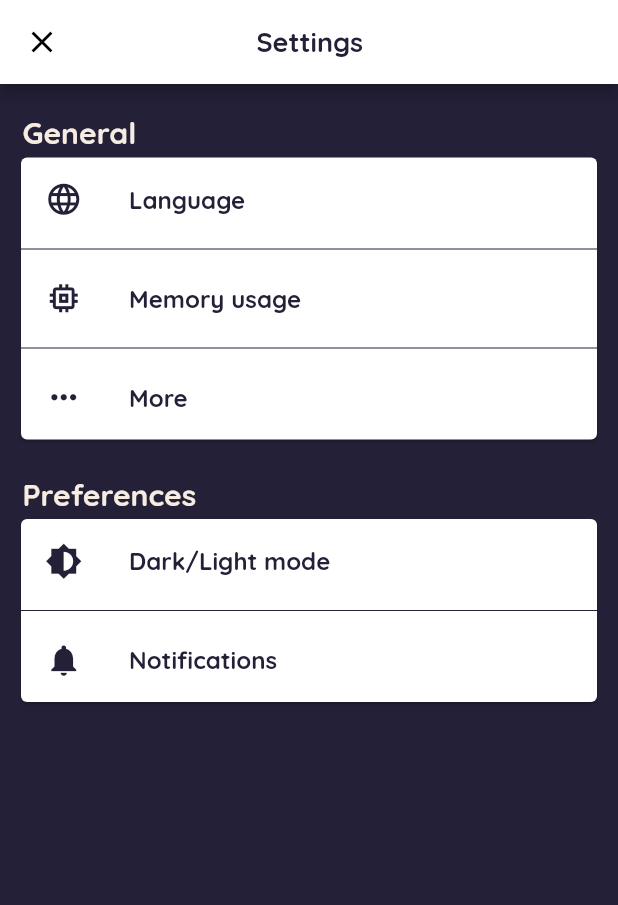
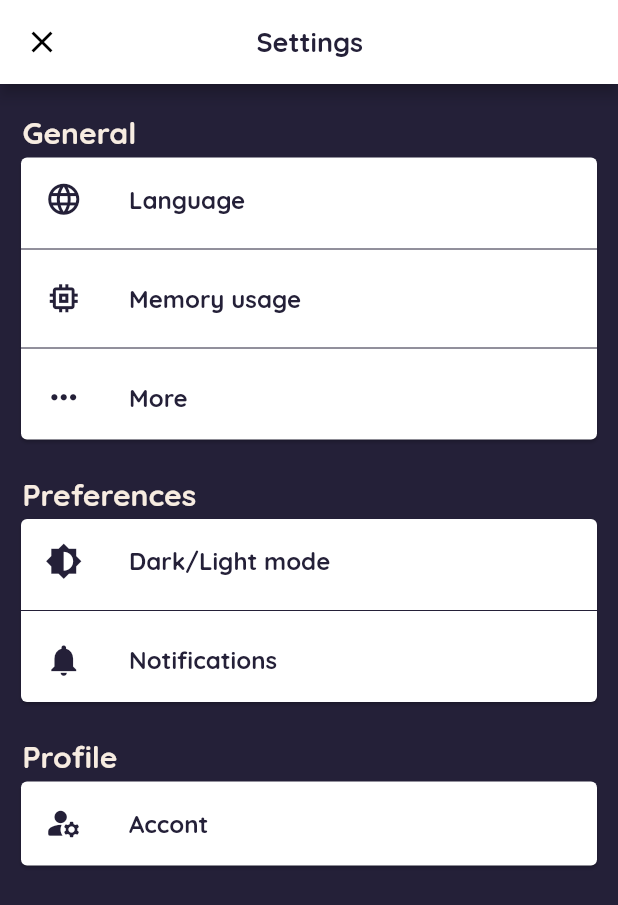
Before and after one commit to Stefanyvitoria/PISI3, a Flutter app: the SettingsPage screen opened directly, on a phone screen of 412 x 824 dp. Shown: the top 905 px of the screen. Run offline on Flutter 3.47's test engine with Material 2 defaults, Android fonts, the phone set to English and light mode, and no system bars; our stand-ins replace cloud_firestore, curved_navigation_bar, firebase_core, google_fonts, page_transition; accounts and stored records are empty.

```diff
--- a/lib/controllers/userController.dart
+++ b/lib/controllers/userController.dart
@@ -24,7 +24,6 @@ class UserController {
   Future<User> getUser(String email) async {
     var data = await firestoreModel.get(
         collectionName: 'Users', field: 'email', resultfield: email);
-
     return data == null ? null : User.fromJson(data);
   }
 }
--- a/lib/views/catalog_view.dart
+++ b/lib/views/catalog_view.dart
@@ -1,3 +1,4 @@
+import 'package:animecom/models/user_model.dart';
 import 'package:animecom/views/pre-sets.dart';
 import 'package:animecom/views/favorites_view.dart';
 import 'package:animecom/views/settings_view.dart';
@@ -51,7 +52,9 @@ class _CatalogState extends State<Catalog> {
 
   @override
   Widget build(BuildContext context) {
+    User user = ModalRoute.of(context).settings.arguments;
     double width = MediaQuery.of(context).size.width;
+
     return Scaffold(
         appBar: AppBar(
             title: Center(
@@ -133,7 +136,7 @@ class _CatalogState extends State<Catalog> {
                             padding: const EdgeInsets.only(bottom: 20),
                             child: Center(
                               child: Text(
-                                'Profile',
+                                user.name == null ? 'Profile' : user.name,
                                 style: quicksand(
                                     fontSize: 25.0,
                                     fontWeight: FontWeight.bold,
--- a/lib/views/settings_view.dart
+++ b/lib/views/settings_view.dart
@@ -149,6 +149,36 @@ class _SettingsPageState extends State<SettingsPage> {
                   ),
                 ],
               )),
+            ),
+            Padding(
+              padding: const EdgeInsets.only(left: 15, top: 20),
+              child: Text(
+                'Profile',
+                style: quicksand(
+                    color: linen, fontSize: 20.0, fontWeight: FontWeight.bold),
+              ),
+            ),
+            Padding(
+              padding: const EdgeInsets.only(left: 10, right: 10),
+              child: Card(
+                  child: Column(
+                children: <Widget>[
+                  ListTile(
+                    leading: Icon(
+                      Icons.manage_accounts_rounded,
+                      color: darkpurple,
+                      size: 25,
+                    ),
+                    title: Text(
+                      'Accont',
+                      style: quicksand(
+                          color: darkpurple,
+                          fontSize: 16.0,
+                          fontWeight: FontWeight.bold),
+                    ),
+                  ),
+                ],
+              )),
             )
           ],
         ),
```
